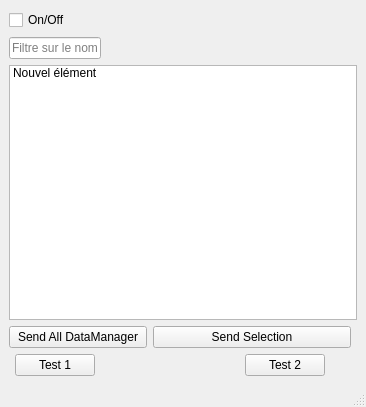
This is BasicModules/DataExchanger/ihm_DataExchanger.ui in CRLG/LABOTBOX as Qt 5 draws it before an edit. The edited form follows.
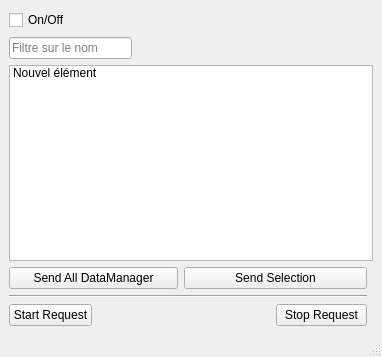
This is the edited form. Icons and pictures are not drawn. Custom widgets are drawn as their Qt base class.

Commit message: #68 [ExchangerData] Ajout de fonctionnalités (start/stop, ajout, suppression)

```diff
--- a/BasicModules/DataExchanger/ihm_DataExchanger.ui
+++ b/BasicModules/DataExchanger/ihm_DataExchanger.ui
@@ -6,8 +6,8 @@
    <rect>
     <x>0</x>
     <y>0</y>
-    <width>353</width>
-    <height>407</height>
+    <width>382</width>
+    <height>357</height>
    </rect>
   </property>
   <property name="windowTitle">
@@ -18,13 +18,6 @@
   </property>
   <widget class="QWidget" name="centralwidget">
    <layout class="QGridLayout" name="gridLayout">
-    <item row="4" column="6">
-     <widget class="QPushButton" name="pb_test2">
-      <property name="text">
-       <string>Test 2</string>
-      </property>
-     </widget>
-    </item>
     <item row="0" column="3">
      <widget class="QPushButton" name="PB_refresh_liste">
       <property name="toolTip">
@@ -201,23 +194,6 @@
       </property>
      </widget>
     </item>
-    <item row="3" column="4" colspan="4">
-     <widget class="QPushButton" name="pb_send_selection">
-      <property name="toolTip">
-       <string>Envoie les données sélectionnées</string>
-      </property>
-      <property name="text">
-       <string>Send Selection</string>
-      </property>
-     </widget>
-    </item>
-    <item row="4" column="1">
-     <widget class="QPushButton" name="pb_test1">
-      <property name="text">
-       <string>Test 1</string>
-      </property>
-     </widget>
-    </item>
     <item row="0" column="0" colspan="2">
      <widget class="QCheckBox" name="active_gateway">
       <property name="text">
@@ -225,6 +201,43 @@
       </property>
      </widget>
     </item>
+    <item row="5" column="0" colspan="2">
+     <widget class="QPushButton" name="pb_start_request">
+      <property name="toolTip">
+       <string>Demande au distant de commencer le transfert</string>
+      </property>
+      <property name="text">
+       <string>Start Request</string>
+      </property>
+     </widget>
+    </item>
+    <item row="4" column="0" colspan="8">
+     <widget class="Line" name="line">
+      <property name="orientation">
+       <enum>Qt::Horizontal</enum>
+      </property>
+     </widget>
+    </item>
+    <item row="3" column="4" colspan="4">
+     <widget class="QPushButton" name="pb_send_selection">
+      <property name="toolTip">
+       <string>Envoie les données sélectionnées une fois</string>
+      </property>
+      <property name="text">
+       <string>Send Selection</string>
+      </property>
+     </widget>
+    </item>
+    <item row="5" column="6" colspan="2">
+     <widget class="QPushButton" name="pb_stop_request">
+      <property name="toolTip">
+       <string>Demande au distant d'arêter le transfert</string>
+      </property>
+      <property name="text">
+       <string>Stop Request</string>
+      </property>
+     </widget>
+    </item>
    </layout>
   </widget>
   <widget class="QMenuBar" name="menubar">
```
Left out of the diff: 5 changed lines with no effect on the pictures. The commit also changes 4 other files.
